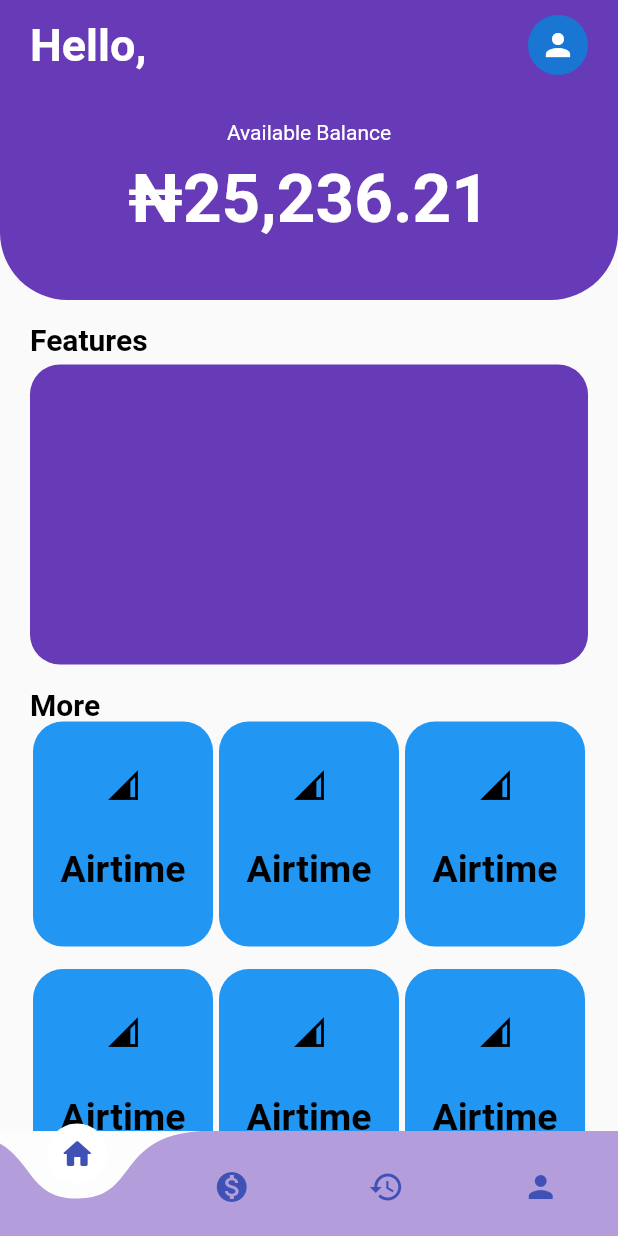
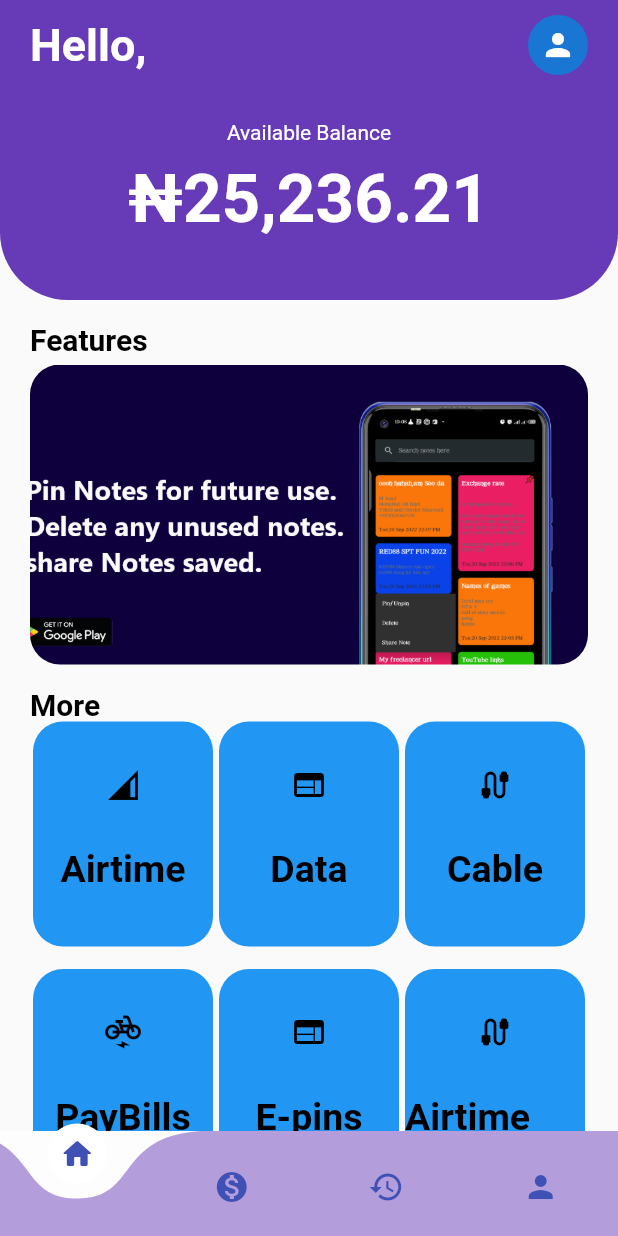
Before and after one commit to nestsoft-dev/Vtu-in-flutter, a Flutter app: the screen it shows after launch, on a phone screen of 412 x 824 dp. Run offline on Flutter 3.47's test engine with Material 2 defaults, Android fonts, the phone set to English and light mode, and no system bars; drawn by our look-alikes of curved_navigation_bar.

```diff
--- a/lib/constants/service_box.dart
+++ b/lib/constants/service_box.dart
@@ -1,11 +1,12 @@
 import 'package:flutter/material.dart';
 
 class Box extends StatelessWidget {
-  const Box({Key? key}) : super(key: key);
+  IconData icon;
+  String name;
+   Box({Key? key,required this.icon,required this.name}) : super(key: key);
 
   @override
   Widget build(BuildContext context) {
-    String name;
     return  Container(
       height: 150,
       width: 120,
@@ -17,10 +18,10 @@ class Box extends StatelessWidget {
         children: [
           SizedBox(height: 30,),
           Center(
-            child: Icon(Icons.network_cell,color: Colors.black,),
+            child: Icon(icon,color: Colors.black,),
           ),
           SizedBox(height: 30,),
-          Text('Airtime',style: TextStyle(color: Colors.black,fontWeight: FontWeight.bold,fontSize: 25),)
+          Text(name,style: TextStyle(color: Colors.black,fontWeight: FontWeight.bold,fontSize: 25),)
         ],
       ),
     );
--- a/lib/screens/history.dart
+++ b/lib/screens/history.dart
@@ -1,10 +1,20 @@
 import 'package:flutter/material.dart';
 
+import '../widgets/list_item.dart';
+
 class Transactions extends StatelessWidget {
-  const Transactions({Key? key}) : super(key: key);
+   Transactions({Key? key}) : super(key: key);
+
+  List history = [];
 
   @override
   Widget build(BuildContext context) {
-    return  Scaffold();
+    return  SafeArea(
+      child: Scaffold(
+        body: ListView.builder(itemBuilder: (context,index){
+          return ListItem();
+        }),
+      ),
+    );
   }
 }
--- a/lib/screens/home.dart
+++ b/lib/screens/home.dart
@@ -4,6 +4,7 @@ import 'package:vtu_flutter/screens/profile.dart';
 import 'package:vtu_flutter/screens/top_up.dart';
 
 import '../constants/service_box.dart';
+import '../widgets/app_bar.dart';
 import 'history.dart';
 
 class HomePage extends StatefulWidget {
@@ -19,6 +20,14 @@ class _HomePageState extends State<HomePage> {
     TopUp(),
     Transactions(),
     Profile(),
+  ];
+
+  List images = [
+    "assets/first",
+    "assets/second",
+    "assets/third",
+    "assets/forth",
+    "assets/fifth",
   ];
 
   var currentIndex = 0;
@@ -61,69 +70,7 @@ class _HomePageState extends State<HomePage> {
           child: Column(
             children: [
               //head image
-              Container(
-                height: 200,
-                width: double.infinity,
-                decoration: BoxDecoration(
-                  color: Colors.deepPurple,
-                  borderRadius: BorderRadius.only(
-                    bottomLeft: Radius.circular(45),
-                    bottomRight: Radius.circular(45),
-                  ),
-                ),
-                child: Column(
-                  children: [
-                    //hello text
-                    Padding(
-                      padding: EdgeInsets.only(left: 20, right: 20, top: 10),
-                      child: Row(
-                        mainAxisAlignment: MainAxisAlignment.spaceBetween,
-                        children: [
-                          Text(
-                            'Hello,',
-                            style: TextStyle(
-                                color: Colors.white,
-                                fontSize: 30,
-                                fontWeight: FontWeight.bold),
-                          ),
-                          CircleAvatar(
-                            child: Icon(
-                              Icons.person,
-                              color: Colors.white,
-                            ),
-                          )
-                        ],
-                      ),
-                    ),
-                    SizedBox(
-                      height: 30,
-                    ),
-
-                    //show monney
-                    Center(
-                      child: Column(
-                        crossAxisAlignment: CrossAxisAlignment.center,
-                        children: [
-                          Text(
-                            'Available Balance',
-                            style: TextStyle(color: Colors.white),
-                          ),
-                          SizedBox(
-                            height: 10,
-                          ),
-                          Text(
-                            '\₦25,236.21',
-                            style: TextStyle(
-                                color: Colors.white,
-                                fontWeight: FontWeight.bold,
-                                fontSize: 45),
-                          ),
-                        ],
-                      ),
-                    )
-                  ],
-                ),
-              ),
+              MyAppBarCus(),
               SizedBox(
                 height: 15,
               ),
@@ -149,15 +96,30 @@ class _HomePageState extends State<HomePage> {
               ),
 
               //slider
-              Container(
+          Container(
                 height: 200,
                 width: double.infinity,
                 margin: EdgeInsets.only(left: 20, right: 20),
                 decoration: BoxDecoration(
-                  borderRadius: BorderRadius.circular(20),
-                  color: Colors.deepPurple,
-                ),
+                    borderRadius: BorderRadius.circular(20),
+                    image: DecorationImage(
+                        image: AssetImage("assets/first.png"), fit: BoxFit.cover)),
               ),
+
+              // ListView.builder(
+              //   itemCount: images.length,
+              //     itemBuilder: (context, index) {
+              //   return Container(
+              //     height: 200,
+              //     width: double.infinity,
+              //     margin: EdgeInsets.only(left: 20, right: 20),
+              //     decoration: BoxDecoration(
+              //         borderRadius: BorderRadius.circular(20),
+              //         image: DecorationImage(
+              //             image: AssetImage("${images[index]}.png"), fit: BoxFit.cover)),
+              //   );
+              // }),
+
               SizedBox(
                 height: 15,
               ),
@@ -179,32 +141,50 @@ class _HomePageState extends State<HomePage> {
                 ),
               ),
 
-
               //services container
               Padding(
                 padding: EdgeInsets.only(left: 20, right: 20),
                 child: Row(
                   mainAxisAlignment: MainAxisAlignment.spaceAround,
                   children: [
-                    Box(),
-                    Box(),
-                    Box(),
+                    Box(
+                      icon: Icons.network_cell,
+                      name: 'Airtime',
+                    ),
+                    Box(
+                      icon: Icons.web,
+                      name: 'Data',
+                    ),
+                    Box(
+                      icon: Icons.cable,
+                      name: 'Cable',
+                    ),
                   ],
                 ),
               ),
-              SizedBox(height: 15,),
+              SizedBox(
+                height: 15,
+              ),
               Padding(
                 padding: EdgeInsets.only(left: 20, right: 20),
                 child: Row(
                   mainAxisAlignment: MainAxisAlignment.spaceAround,
                   children: [
-                    Box(),
-                    Box(),
-                    Box(),
+                    Box(
+                      icon: Icons.electric_bike,
+                      name: 'PayBills',
+                    ),
+                    Box(
+                      icon: Icons.web,
+                      name: 'E-pins',
+                    ),
+                    Box(
+                      icon: Icons.cable,
+                      name: 'Airtime 2Cash',
+                    ),
                   ],
                 ),
               ),
-
             ],
           ),
         ),
--- /dev/null
+++ b/lib/widgets/app_bar.dart
@@ -0,0 +1,74 @@
+import 'package:flutter/material.dart';
+
+class MyAppBarCus extends StatelessWidget {
+  const MyAppBarCus({
+    Key? key,
+  }) : super(key: key);
+
+  @override
+  Widget build(BuildContext context) {
+    return Container(
+      height: 200,
+      width: double.infinity,
+      decoration: BoxDecoration(
+        color: Colors.deepPurple,
+        borderRadius: BorderRadius.only(
+          bottomLeft: Radius.circular(45),
+          bottomRight: Radius.circular(45),
+        ),
+      ),
+      child: Column(
+        children: [
+          //hello text
+          Padding(
+            padding: EdgeInsets.only(left: 20, right: 20, top: 10),
+            child: Row(
+              mainAxisAlignment: MainAxisAlignment.spaceBetween,
+              children: [
+                Text(
+                  'Hello,',
+                  style: TextStyle(
+                      color: Colors.white,
+                      fontSize: 30,
+                      fontWeight: FontWeight.bold),
+                ),
+                CircleAvatar(
+                  child: Icon(
+                    Icons.person,
+                    color: Colors.white,
+                  ),
+                )
+              ],
+            ),
+          ),
+          SizedBox(
+            height: 30,
+          ),
+
+          //show monney
+          Center(
+            child: Column(
+              crossAxisAlignment: CrossAxisAlignment.center,
+              children: [
+                Text(
+                  'Available Balance',
+                  style: TextStyle(color: Colors.white),
+                ),
+                SizedBox(
+                  height: 10,
+                ),
+                Text(
+                  '\₦25,236.21',
+                  style: TextStyle(
+                      color: Colors.white,
+                      fontWeight: FontWeight.bold,
+                      fontSize: 45),
+                ),
+              ],
+            ),
+          )
+        ],
+      ),
+    );
+  }
+}
--- /dev/null
+++ b/lib/widgets/list_item.dart
@@ -0,0 +1,16 @@
+import 'package:flutter/material.dart';
+
+class ListItem extends StatelessWidget {
+  const ListItem({Key? key}) : super(key: key);
+
+
+  @override
+  Widget build(BuildContext context) {
+
+    return const ListTile(
+      leading: Icon(Icons.history,color: Colors.blue,),
+      title: Text('Airtime purchase was a success',style: TextStyle(color: Colors.black),),
+      subtitle: Text("DateTime.now() as String"),
+    );
+  }
+}
```
